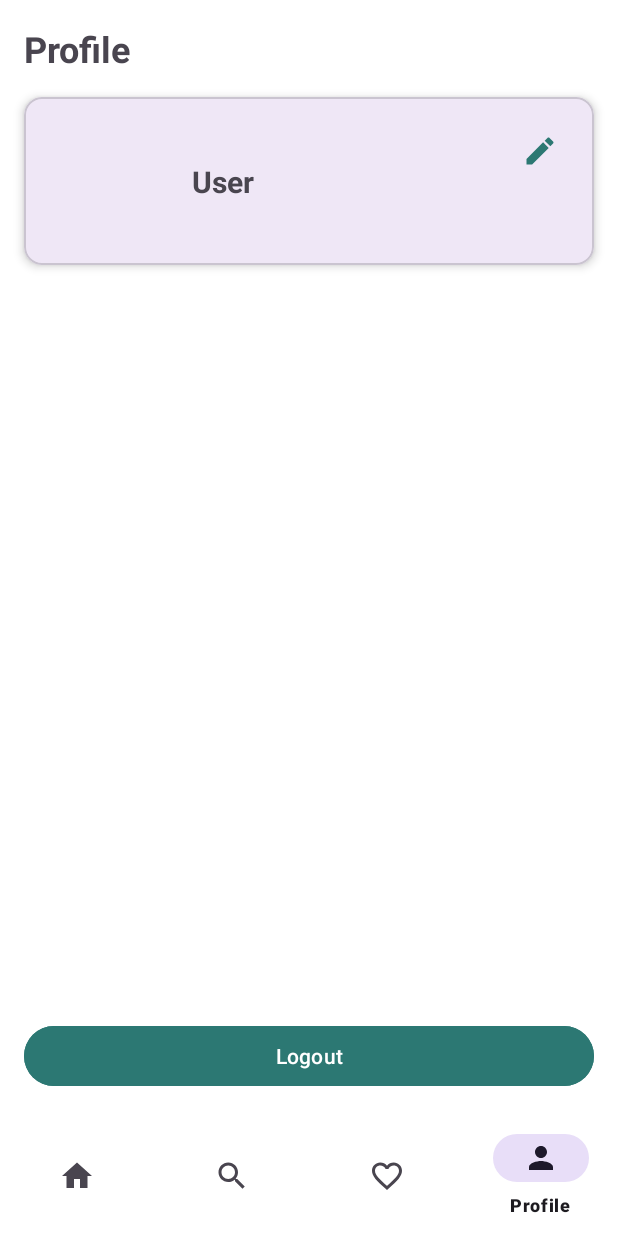
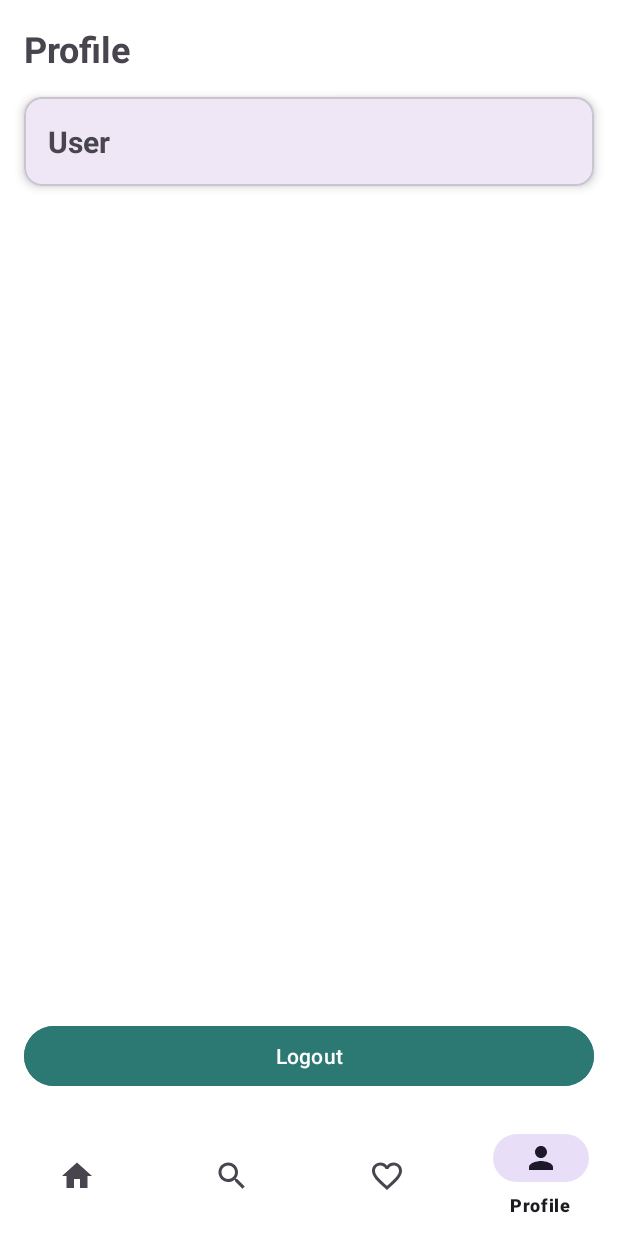
Before and after one commit to akiraka123/Bangkit_Project_Capstone_FoodTopia, an Android app: the ProfileFragment screen opened through its navigation route, on a phone screen of 412 x 824 dp. Run offline under Robolectric (Android 15) with nearby library versions, the phone set to English and light mode, and no system bars; our stand-ins replace CircleImageView, navigation-ui.

Commit message:
Update home and profile page

```diff
--- a/app/src/main/java/com/dicoding/foodtopia/ui/home/HomeFragment.kt
+++ b/app/src/main/java/com/dicoding/foodtopia/ui/home/HomeFragment.kt
@@ -30,8 +30,9 @@ class HomeFragment : Fragment() {
     }
 
     private fun setupGreeting() {
-        // TODO: Get user's name from preferences/database
-        binding.greetingText.text = getString(R.string.greeting_text, "John")
+        val sharedPreferences = requireContext().getSharedPreferences("FoodTopiaPrefs", android.content.Context.MODE_PRIVATE)
+        val userName = sharedPreferences.getString("user_name", "User") ?: "User"
+        binding.greetingText.text = getString(R.string.greeting_text, userName)
     }
 
     private fun setupRecyclerView() {
--- a/app/src/main/java/com/dicoding/foodtopia/ui/profile/ProfileFragment.kt
+++ b/app/src/main/java/com/dicoding/foodtopia/ui/profile/ProfileFragment.kt
@@ -37,10 +37,6 @@ class ProfileFragment : Fragment() {
     }
 
     private fun setupClickListeners() {
-        binding.editProfileButton.setOnClickListener {
-            // TODO: Navigate to edit profile screen
-        }
-
         binding.logoutButton.setOnClickListener {
             // Clear login state and user data
             requireContext().getSharedPreferences("FoodTopiaPrefs", Context.MODE_PRIVATE)
--- a/app/src/main/res/layout/fragment_profile.xml
+++ b/app/src/main/res/layout/fragment_profile.xml
@@ -31,40 +31,16 @@
             android:layout_height="wrap_content"
             android:padding="16dp">
 
-            <com.google.android.material.imageview.ShapeableImageView
-                android:id="@+id/userAvatar"
-                android:layout_width="80dp"
-                android:layout_height="80dp"
-                android:scaleType="centerCrop"
-                app:layout_constraintStart_toStartOf="parent"
-                app:layout_constraintTop_toTopOf="parent"
-                app:shapeAppearanceOverlay="@style/CircleImageView"
-                tools:src="@tools:sample/avatars" />
-
             <TextView
                 android:id="@+id/userName"
                 android:layout_width="0dp"
                 android:layout_height="wrap_content"
-                android:layout_marginStart="16dp"
-                android:layout_marginEnd="8dp"
                 android:textSize="20sp"
                 android:textStyle="bold"
-                app:layout_constraintBottom_toBottomOf="@id/userAvatar"
-                app:layout_constraintEnd_toStartOf="@id/editProfileButton"
-                app:layout_constraintStart_toEndOf="@id/userAvatar"
-                app:layout_constraintTop_toTopOf="@id/userAvatar"
-                tools:text="John Doe" />
-
-            <ImageButton
-                android:id="@+id/editProfileButton"
-                android:layout_width="wrap_content"
-                android:layout_height="wrap_content"
-                android:background="?attr/selectableItemBackgroundBorderless"
-                android:padding="8dp"
-                android:src="@drawable/ic_edit"
+                app:layout_constraintStart_toStartOf="parent"
                 app:layout_constraintEnd_toEndOf="parent"
                 app:layout_constraintTop_toTopOf="parent"
-                app:tint="@color/button_color" />
+                tools:text="John Doe" />
 
         </androidx.constraintlayout.widget.ConstraintLayout>
 
```
